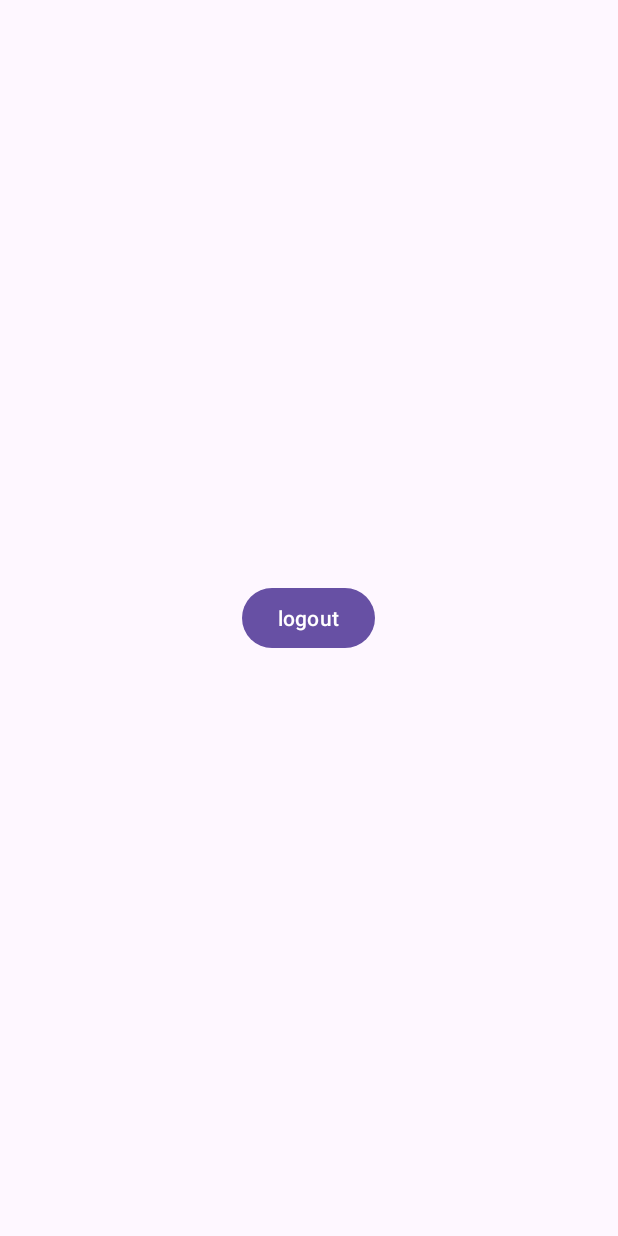
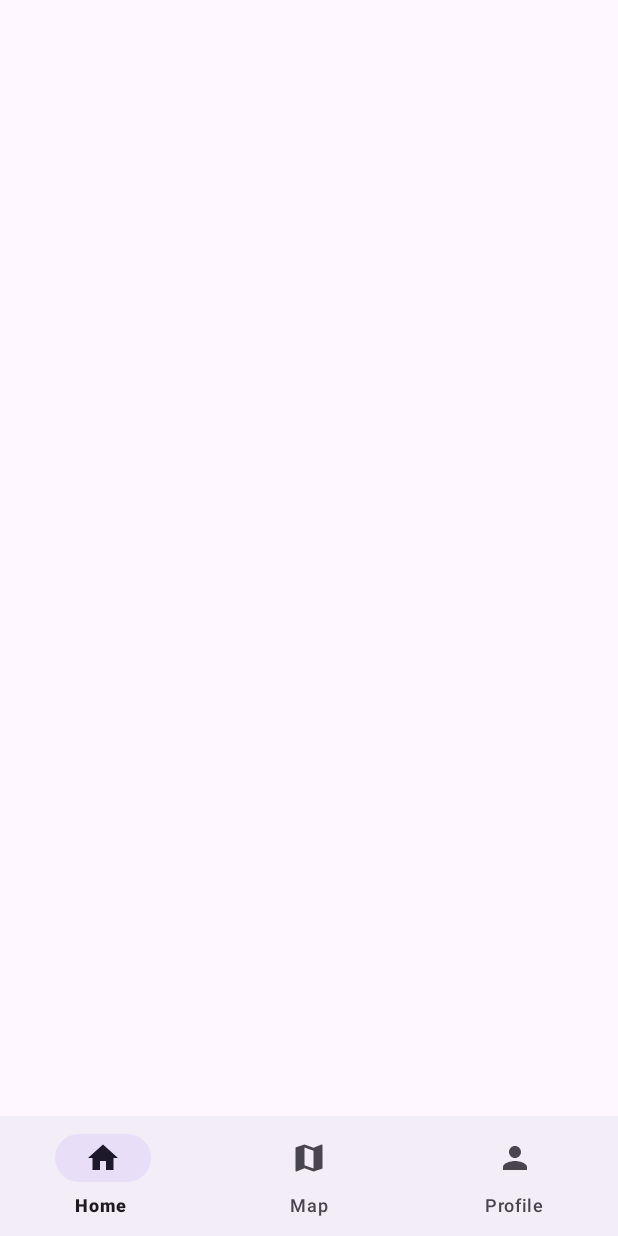
Before and after one commit to Jiutong666/MobileAPP, an Android app: the layout activity_main.xml on its own in the app's theme, with its tools: preview values and no code run, on a phone screen of 412 x 824 dp. Run offline under Robolectric (Android 15) with nearby library versions, the phone set to English and light mode, and no system bars.

Commit message:
Merged with main branch

```diff
--- /dev/null
+++ b/app/src/main/res/drawable/baseline_home_24.xml
@@ -0,0 +1,5 @@
+<vector android:height="24dp" android:tint="#000000"
+    android:viewportHeight="24" android:viewportWidth="24"
+    android:width="24dp" xmlns:android="http://schemas.android.com/apk/res/android">
+    <path android:fillColor="@android:color/white" android:pathData="M10,20v-6h4v6h5v-8h3L12,3 2,12h3v8z"/>
+</vector>
--- /dev/null
+++ b/app/src/main/res/drawable/baseline_map_24.xml
@@ -0,0 +1,5 @@
+<vector android:height="24dp" android:tint="#000000"
+    android:viewportHeight="24" android:viewportWidth="24"
+    android:width="24dp" xmlns:android="http://schemas.android.com/apk/res/android">
+    <path android:fillColor="@android:color/white" android:pathData="M20.5,3l-0.16,0.03L15,5.1 9,3 3.36,4.9c-0.21,0.07 -0.36,0.25 -0.36,0.48V20.5c0,0.28 0.22,0.5 0.5,0.5l0.16,-0.03L9,18.9l6,2.1 5.64,-1.9c0.21,-0.07 0.36,-0.25 0.36,-0.48V3.5c0,-0.28 -0.22,-0.5 -0.5,-0.5zM15,19l-6,-2.11V5l6,2.11V19z"/>
+</vector>
--- /dev/null
+++ b/app/src/main/res/drawable/baseline_person_24.xml
@@ -0,0 +1,5 @@
+<vector android:height="24dp" android:tint="#000000"
+    android:viewportHeight="24" android:viewportWidth="24"
+    android:width="24dp" xmlns:android="http://schemas.android.com/apk/res/android">
+    <path android:fillColor="@android:color/white" android:pathData="M12,12c2.21,0 4,-1.79 4,-4s-1.79,-4 -4,-4 -4,1.79 -4,4 1.79,4 4,4zM12,14c-2.67,0 -8,1.34 -8,4v2h16v-2c0,-2.66 -5.33,-4 -8,-4z"/>
+</vector>
--- a/app/src/main/res/layout/activity_main.xml
+++ b/app/src/main/res/layout/activity_main.xml
@@ -1,17 +1,29 @@
 <?xml version="1.0" encoding="utf-8"?>
-<LinearLayout xmlns:android="http://schemas.android.com/apk/res/android"
+<androidx.constraintlayout.widget.ConstraintLayout xmlns:android="http://schemas.android.com/apk/res/android"
+    xmlns:app="http://schemas.android.com/apk/res-auto"
+    xmlns:tools="http://schemas.android.com/tools"
     android:layout_width="match_parent"
-    android:layout_height="match_parent"
-    android:gravity="center"
-    android:orientation="vertical">
+    android:layout_height="match_parent">
 
+    <FrameLayout
+        android:id="@+id/frameLayout"
+        android:layout_width="0dp"
+        android:layout_height="0dp"
+        app:layout_constraintBottom_toTopOf="@+id/bottomNavigationView"
+        app:layout_constraintEnd_toEndOf="parent"
 
-    <Button
-        android:id="@+id/logout"
-        android:layout_width="wrap_content"
+        app:layout_constraintStart_toStartOf="parent"
+        app:layout_constraintTop_toTopOf="parent">
+
+    </FrameLayout>
+
+    <com.google.android.material.bottomnavigation.BottomNavigationView
+        android:id="@+id/bottomNavigationView"
+        android:layout_width="match_parent"
         android:layout_height="wrap_content"
-        android:text="logout" />
+        app:layout_constraintBottom_toBottomOf="parent"
+        app:layout_constraintEnd_toEndOf="parent"
+        app:menu="@menu/nav_menu">
 
-
-
-</LinearLayout>
+    </com.google.android.material.bottomnavigation.BottomNavigationView>
+</androidx.constraintlayout.widget.ConstraintLayout>
--- /dev/null
+++ b/app/src/main/res/menu/nav_menu.xml
@@ -0,0 +1,14 @@
+<?xml version="1.0" encoding="utf-8"?>
+<menu xmlns:android="http://schemas.android.com/apk/res/android">
+
+    <item android:title="Home "
+        android:icon="@drawable/baseline_home_24"
+        android:id="@+id/home"/>
+    <item android:title="Map"
+        android:icon="@drawable/baseline_map_24"
+        android:id="@+id/map"/>
+    <item android:title="Profile"
+        android:icon="@drawable/baseline_person_24"
+        android:id="@+id/profile"/>
+
+</menu>
--- a/app/src/main/res/values/strings.xml
+++ b/app/src/main/res/values/strings.xml
@@ -1,3 +1,5 @@
 <resources>
     <string name="app_name">Mobile Ass2</string>
+    <!-- TODO: Remove or change this placeholder text -->
+    <string name="hello_blank_fragment">Hello blank fragment</string>
 </resources>
```
Also changed, not shown: app/build.gradle (+6 -1 lines), app/src/main/AndroidManifest.xml (+15 -6 lines), app/src/main/java/com/example/mobileass2/HomeFragment.java (added, +64 -0 lines), app/src/main/java/com/example/mobileass2/MainActivity.java (+31 -8 lines), app/src/main/java/com/example/mobileass2/MapsFragment.java (added, +57 -0 lines), app/src/main/java/com/example/mobileass2/ProfileFragment.java (added, +64 -0 lines), app/src/main/res/layout/fragment_home.xml (added, +14 -0 lines), app/src/main/res/layout/fragment_maps.xml (added, +8 -0 lines), app/src/main/res/layout/fragment_profile.xml (added, +14 -0 lines).
